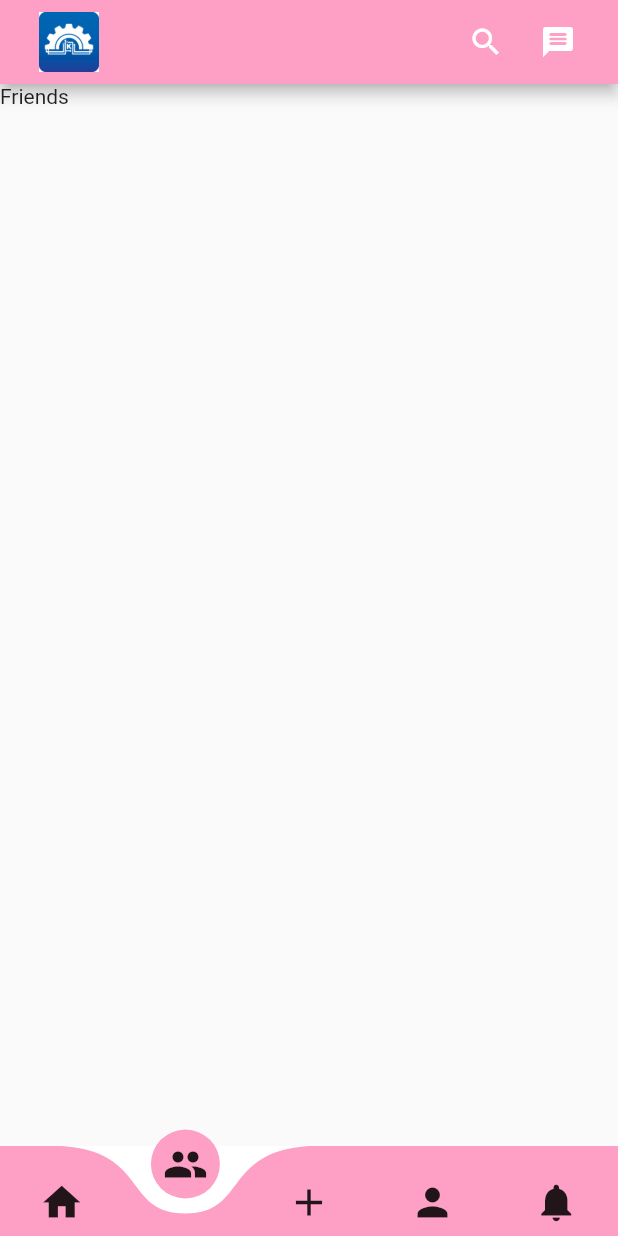
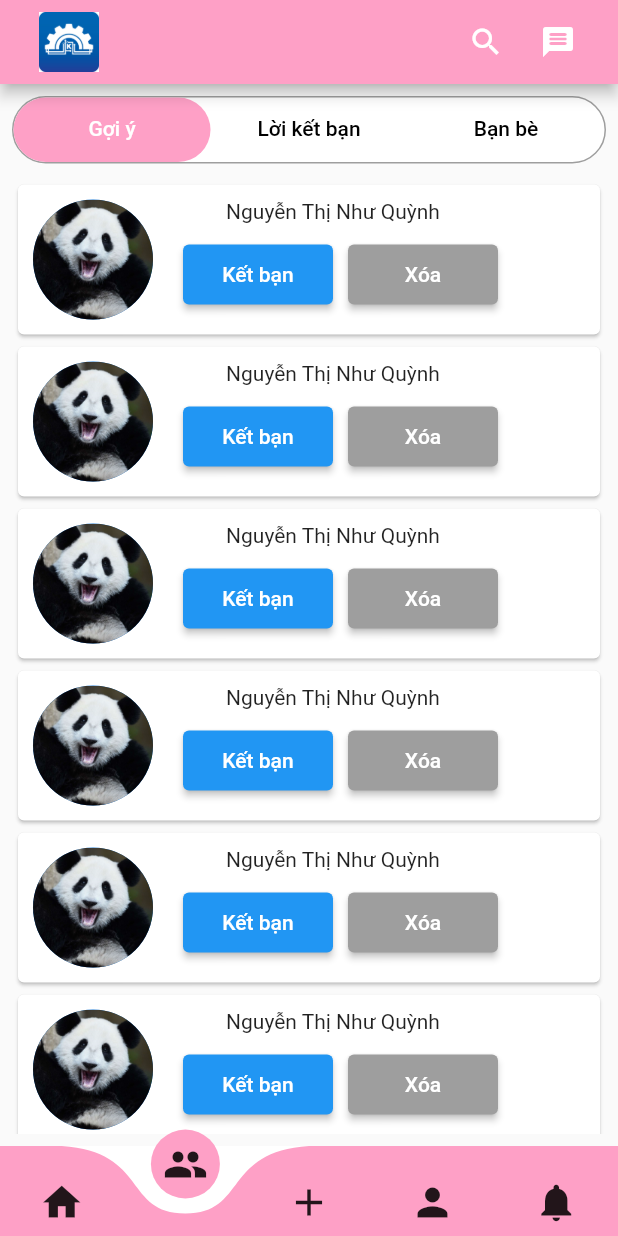
Before and after one commit to tob040501/CKC_Social_Network, a Flutter app: the DashboardPage screen opened directly, item 2 of the bottom bar chosen, on a phone screen of 412 x 824 dp. Run offline on Flutter 3.47's test engine with Material 2 defaults, Android fonts, the phone set to English and light mode, and no system bars; drawn by our look-alikes of curved_navigation_bar.

Commit message:
push friend page

```diff
--- /dev/null
+++ b/social_network/lib/app/modules/Friends/Components/Friends_suggest/Friends_button.dart
@@ -0,0 +1,35 @@
+import 'package:flutter/material.dart';
+
+class FriendsButton extends StatefulWidget {
+  const FriendsButton({Key? key}) : super(key: key);
+
+  @override
+  _FriendsButtonState createState() => _FriendsButtonState();
+}
+
+class _FriendsButtonState extends State<FriendsButton> {
+  @override
+  Widget build(BuildContext context) {
+    return Container(
+        child: Row(
+      children: [
+        ElevatedButton(
+          style: ElevatedButton.styleFrom(
+            minimumSize: Size(100, 40),
+          ),
+          child: Text('Kết bạn'),
+          onPressed: () {},
+        ),
+        SizedBox(
+          width: 10,
+        ),
+        ElevatedButton(
+          style: ElevatedButton.styleFrom(
+              minimumSize: Size(100, 40), primary: Colors.grey),
+          child: Text('Xóa'),
+          onPressed: () {},
+        ),
+      ],
+    ));
+  }
+}
--- /dev/null
+++ b/social_network/lib/app/modules/Friends/Components/Friends_suggest/Friends_content.dart
@@ -0,0 +1,43 @@
+import 'package:flutter/material.dart';
+import 'package:social_network/app/core/values/images.dart';
+import 'package:social_network/app/modules/Friends/Components/Friends_suggest/Friends_button.dart';
+
+class FriendsContent extends StatefulWidget {
+  const FriendsContent({Key? key}) : super(key: key);
+
+  @override
+  _FriendsContentState createState() => _FriendsContentState();
+}
+
+class _FriendsContentState extends State<FriendsContent> {
+  @override
+  Widget build(BuildContext context) {
+    return Container(
+      padding: const EdgeInsets.only(
+        top: 10,
+        bottom: 10,
+      ),
+      child: Row(
+        children: [
+          CircleAvatar(
+            radius: 50,
+            backgroundImage: AssetImage(avatar),
+          ),
+          Column(
+            crossAxisAlignment: CrossAxisAlignment.center,
+            children: [
+              const Text('Nguyễn Thị Như Quỳnh'),
+              const SizedBox(
+                height: 10,
+              ),
+              Container(
+                padding: const EdgeInsets.only(left: 10),
+                child: const FriendsButton(),
+              ),
+            ],
+          ),
+        ],
+      ),
+    );
+  }
+}
--- /dev/null
+++ b/social_network/lib/app/modules/Friends/Components/Friends_suggest/Friends_suggest.dart
@@ -0,0 +1,84 @@
+import 'package:flutter/material.dart';
+import 'package:social_network/app/core/values/images.dart';
+import 'package:social_network/app/modules/Friends/Components/Friends_suggest/Friends_button.dart';
+import 'package:social_network/app/modules/Friends/Components/Friends_suggest/Friends_content.dart';
+
+class FriendsSuggest extends StatefulWidget {
+  const FriendsSuggest({Key? key}) : super(key: key);
+
+  @override
+  _FriendsSuggestState createState() => _FriendsSuggestState();
+}
+
+class _FriendsSuggestState extends State<FriendsSuggest> {
+  @override
+  Widget build(BuildContext context) {
+    return ListView(
+      children: [
+        Card(
+          child: SizedBox(
+            width: 350,
+            height: 100,
+            child: Center(child: FriendsContent()),
+          ),
+        ),
+        Card(
+          child: SizedBox(
+            width: 350,
+            height: 100,
+            child: Center(child: FriendsContent()),
+          ),
+        ),
+        Card(
+          child: SizedBox(
+            width: 350,
+            height: 100,
+            child: Center(child: FriendsContent()),
+          ),
+        ),
+        Card(
+          child: SizedBox(
+            width: 350,
+            height: 100,
+            child: Center(child: FriendsContent()),
+          ),
+        ),
+        Card(
+          child: SizedBox(
+            width: 350,
+            height: 100,
+            child: Center(child: FriendsContent()),
+          ),
+        ),
+        Card(
+          child: SizedBox(
+            width: 350,
+            height: 100,
+            child: Center(child: FriendsContent()),
+          ),
+        ),
+        Card(
+          child: SizedBox(
+            width: 350,
+            height: 100,
+            child: Center(child: FriendsContent()),
+          ),
+        ),
+        Card(
+          child: SizedBox(
+            width: 350,
+            height: 100,
+            child: Center(child: FriendsContent()),
+          ),
+        ),
+        Card(
+          child: SizedBox(
+            width: 350,
+            height: 100,
+            child: Center(child: FriendsContent()),
+          ),
+        ),
+      ],
+    );
+  }
+}
--- /dev/null
+++ b/social_network/lib/app/modules/Friends/Components/Friends_tabbar.dart
@@ -0,0 +1,68 @@
+import 'package:flutter/material.dart';
+import 'package:social_network/app/core/values/colors.dart';
+import 'package:social_network/app/modules/Friends/Components/Friend_request/Friend_request.dart';
+import 'package:social_network/app/modules/Friends/Components/Friends/Friends.dart';
+import 'package:social_network/app/modules/Friends/Components/Friends_suggest/Friends_suggest.dart';
+
+class FriendsTabbar extends StatelessWidget {
+  const FriendsTabbar({Key? key}) : super(key: key);
+
+  @override
+  Widget build(BuildContext context) {
+    return DefaultTabController(
+      length: 3,
+      child: Scaffold(
+        body: Padding(
+          padding: EdgeInsets.all(8.0),
+          child: Column(
+            children: [
+              Container(
+                height: 45,
+                decoration: BoxDecoration(
+                    border: Border.all(color: Colors.grey),
+                    color: backgroundColor,
+                    borderRadius: BorderRadius.circular(25.0)),
+                child: TabBar(
+                  indicator: BoxDecoration(
+                      color: miniColor,
+                      borderRadius: BorderRadius.circular(25.0)),
+                  labelColor: backgroundColor,
+                  unselectedLabelColor: blackColor,
+                  tabs: const [
+                    Tab(
+                      text: 'Gợi ý',
+                    ),
+                    Tab(
+                      text: 'Lời kết bạn',
+                    ),
+                    Tab(
+                      text: 'Bạn bè',
+                    ),
+                  ],
+                ),
+              ),
+              Expanded(
+                child: TabBarView(
+                  children: [
+                    Container(
+                      padding: EdgeInsets.only(top: 10),
+                      child: FriendsSuggest(),
+                    ),
+                    Container(
+                      padding: EdgeInsets.only(top: 10),
+                      child: FriendRequest(),
+                    ),
+                    Container(
+                      padding: EdgeInsets.only(top: 10),
+                      child: Friends(),
+                    ),
+                  ],
+                ),
+              ),
+            ],
+          ),
+        ),
+      ),
+    );
+  }
+}
--- /dev/null
+++ b/social_network/lib/app/modules/Friends/Friends_page.dart
@@ -0,0 +1,19 @@
+import 'package:flutter/material.dart';
+import 'package:social_network/app/modules/Friends/Components/Friends_tabbar.dart';
+
+class FriendsPage extends StatefulWidget {
+  const FriendsPage({Key? key}) : super(key: key);
+
+  @override
+  _FriendsPageState createState() => _FriendsPageState();
+}
+
+class _FriendsPageState extends State<FriendsPage> {
+  @override
+  Widget build(BuildContext context) {
+    return Container(
+      padding: EdgeInsets.zero,
+      child: const FriendsTabbar(),
+    );
+  }
+}
--- a/social_network/lib/app/modules/dashboard/dashboard_page.dart
+++ b/social_network/lib/app/modules/dashboard/dashboard_page.dart
@@ -4,6 +4,7 @@ import 'package:flutter/material.dart';
 import 'package:social_network/app/core/values/colors.dart';
 
 import 'package:social_network/app/core/values/images.dart';
+import 'package:social_network/app/modules/Friends/Friends_page.dart';
 import 'package:social_network/app/modules/home/components/home_page.dart';
 
 class DashboardPage extends StatefulWidget {
@@ -18,7 +19,7 @@ class _DashboardPageState extends State<DashboardPage> {
   GlobalKey<CurvedNavigationBarState> _bottomNavigationKey = GlobalKey();
   final screens = [
     HomePage(),
-    Text('Friends'),
+    FriendsPage(),
     Text('Post'),
     Text('Me'),
     Text('Notification'),
--- a/social_network/lib/app/modules/home/components/home_page.dart
+++ b/social_network/lib/app/modules/home/components/home_page.dart
@@ -16,7 +16,7 @@ class _HomePageState extends State<HomePage> {
   @override
   Widget build(BuildContext context) {
     return Padding(
-      padding: const EdgeInsets.only(top: 20),
+      padding: const EdgeInsets.only(top: 10),
       child: Scaffold(
         body: ListView(
           children: const [
```
Also changed, not shown: social_network/lib/app/modules/Friends/Components/Friend_request/Friend_request.dart (added, +26 -0 lines), social_network/lib/app/modules/Friends/Components/Friend_request/Friends_request_button.dart (added, +35 -0 lines), social_network/lib/app/modules/Friends/Components/Friend_request/Friends_request_content.dart (added, +39 -0 lines), social_network/lib/app/modules/Friends/Components/Friends/Friends.dart (added, +18 -0 lines), social_network/lib/app/modules/Friends/Components/Friends/Friends_present.dart (added, +26 -0 lines), social_network/lib/app/modules/Friends/Components/Friends/Friends_present_content.dart (added, +42 -0 lines), social_network/lib/app/modules/Friends/Components/Friends/Friends_present_dropdown/Friends_dropdown.dart (added, +37 -0 lines), social_network/lib/app/modules/profile/profiile_page.dart (added).
